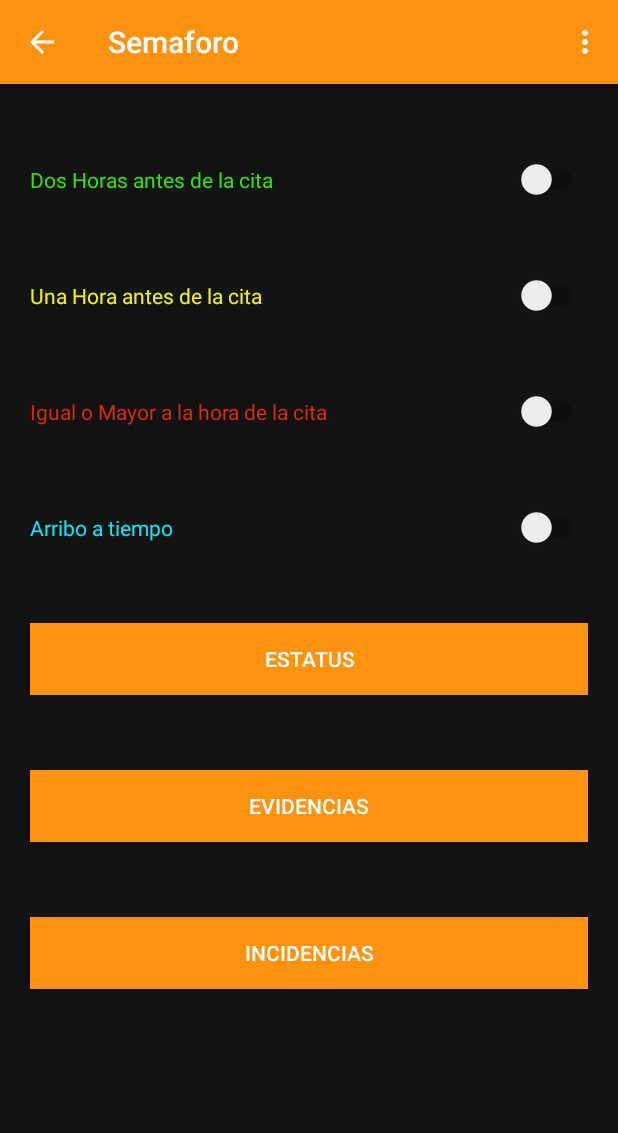
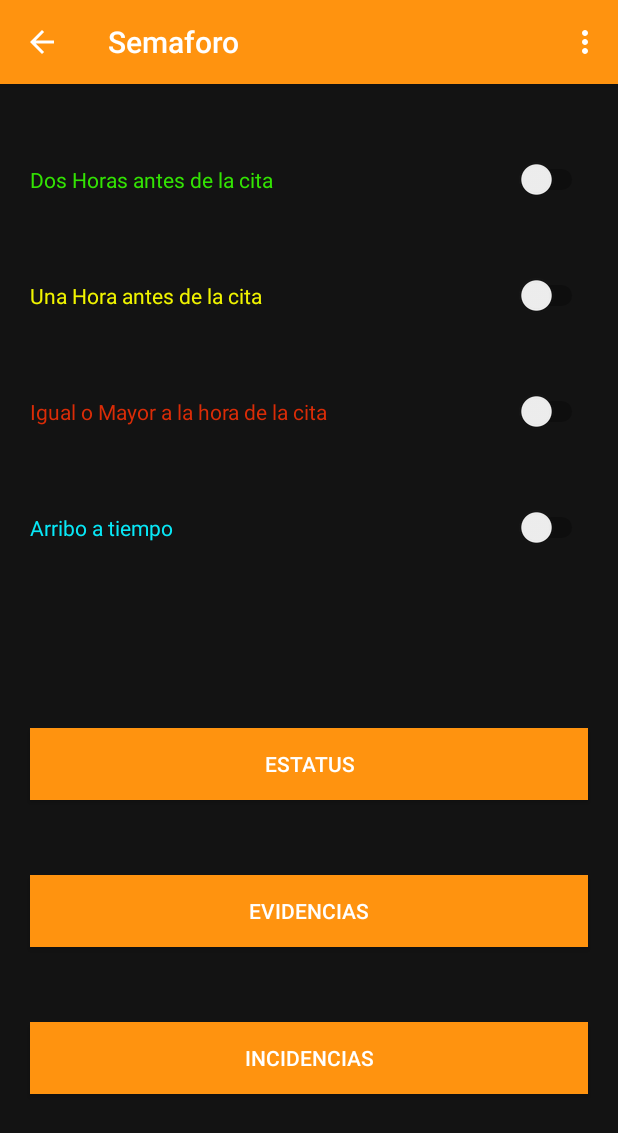
Before and after one commit to RegaloOmar/GPS_APP, an Android app: the SemaforoActivity screen opened directly, with no data from a screen before it, on a phone screen of 412 x 824 dp. Shown: the top 1133 px of the screen. Run offline under Robolectric (Android 15) with nearby library versions, the phone set to English and light mode, and no system bars; our stand-ins replace Volley; 1 statement that could not run was skipped.

Commit message:
semaforo

```diff
--- a/app/src/main/java/com/rr/gps_app/LoginActivity.java
+++ b/app/src/main/java/com/rr/gps_app/LoginActivity.java
@@ -137,7 +137,7 @@ public class LoginActivity extends AppCompatActivity {
 
     }
 
-    //Metodo para cambiar de actividad y crear dialogos al momento de hacer cambios
+    //Metodo para crear dialogos al momento de hacer cambios
     public void dialog()
     {
         pDialog = new ProgressDialog(LoginActivity.this);
--- a/app/src/main/res/layout/activity_semaforo.xml
+++ b/app/src/main/res/layout/activity_semaforo.xml
@@ -40,6 +40,8 @@
         android:layout_marginTop="50dp"
         android:text="Igual o Mayor a la hora de la cita" />
 
+
+
     <Switch
         android:id="@+id/switchBlue"
         android:layout_width="match_parent"
@@ -57,7 +59,7 @@
         android:layout_marginLeft="20dp"
         android:layout_marginRight="20dp"
         android:text="Estatus"
-        android:layout_marginTop="50dp"
+        android:layout_marginTop="120dp"
         android:background="@color/colorBoton"
         android:textColor="@color/colorTexto"/>
 
```
Also changed, not shown: app/src/main/java/com/rr/gps_app/SemaforoActivity.java (+12 -0 lines).
